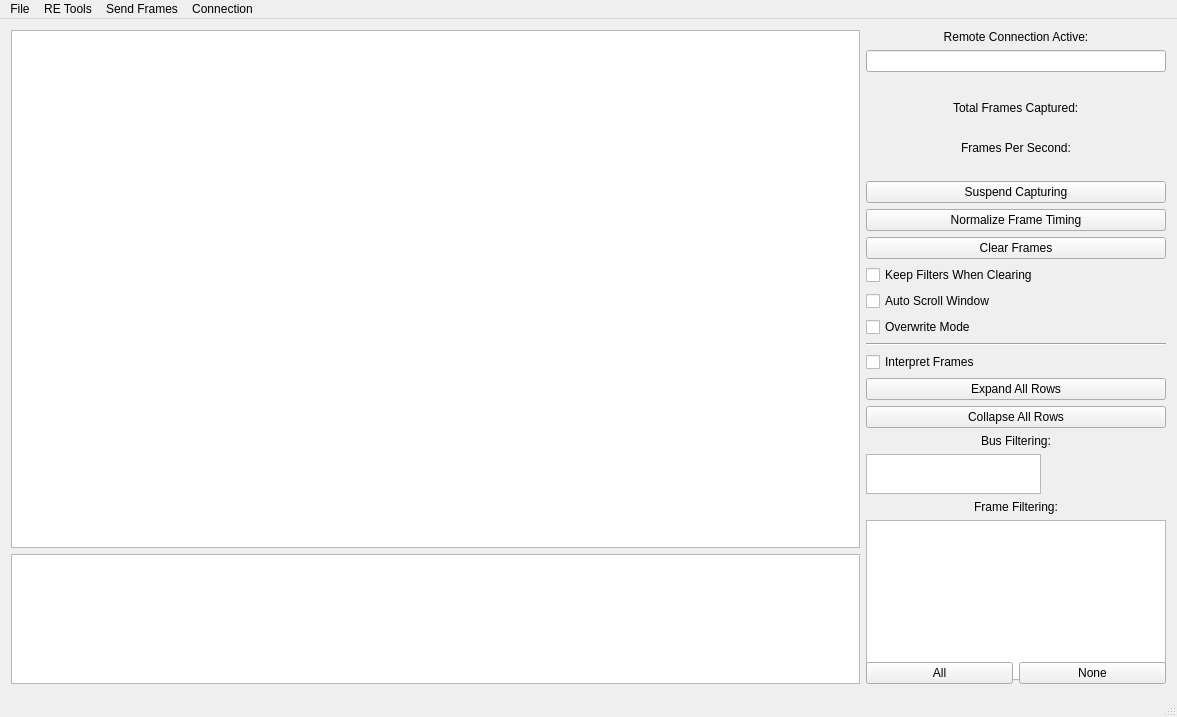
The window that ui/mainwindow.ui (collin80/SavvyCAN) describes before a commit, drawn with Qt 5.
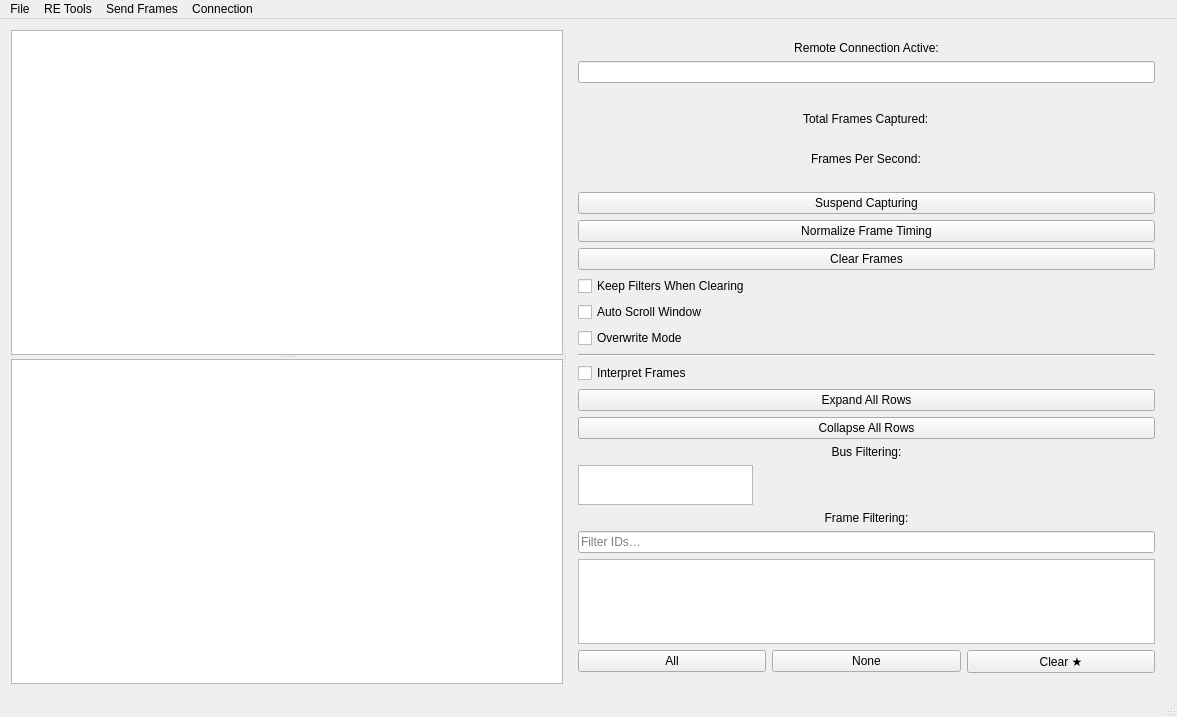
The same window after the commit.

Commit message:
Add resizable main splitters and toggle for simple send panel
- Replace fixed main layout with nested splitters in the main window UI\n- Persist and restore splitter sizes via QSettings\n- Add a settings checkbox to show or hide the simple send panel\n- Wire runtime updates so the panel visibility changes without restart

```diff
--- a/ui/mainwindow.ui
+++ b/ui/mainwindow.ui
@@ -11,7 +11,7 @@
    </rect>
   </property>
   <property name="sizePolicy">
-   <sizepolicy hsizetype="Fixed" vsizetype="Fixed">
+   <sizepolicy hsizetype="Preferred" vsizetype="Preferred">
     <horstretch>0</horstretch>
     <verstretch>0</verstretch>
    </sizepolicy>
@@ -28,10 +28,14 @@
   <widget class="QWidget" name="centralWidget">
    <layout class="QVBoxLayout" name="verticalLayout_2" stretch="0">
     <item>
-     <layout class="QHBoxLayout" name="horizontalLayout_2" stretch="3,1">
-      <item>
-       <layout class="QVBoxLayout" name="verticalLayout_3" stretch="4,1">
-        <item>
+     <widget class="QSplitter" name="splitterMain">
+      <property name="orientation">
+       <enum>Qt::Orientation::Horizontal</enum>
+      </property>
+      <widget class="QSplitter" name="splitterLeft">
+       <property name="orientation">
+        <enum>Qt::Orientation::Vertical</enum>
+       </property>
          <widget class="QTableView" name="canFramesView">
           <property name="font">
            <font>
@@ -52,13 +56,15 @@
            <bool>false</bool>
           </attribute>
          </widget>
-        </item>
-        <item>
          <widget class="QTableWidget" name="tableSimpleSender"/>
-        </item>
-       </layout>
-      </item>
-      <item>
+      </widget>
+      <widget class="QWidget" name="rightPanelWidget">
+       <property name="minimumSize">
+        <size>
+         <width>175</width>
+         <height>0</height>
+        </size>
+       </property>
        <layout class="QVBoxLayout" name="verticalLayout">
         <item>
          <widget class="QLabel" name="lblRemoteConn">
@@ -323,7 +329,14 @@
            <string>Frame Filtering:</string>
           </property>
           <property name="alignment">
-           <set>Qt::AlignCenter</set>
+           <set>Qt::AlignmentFlag::AlignCenter</set>
+          </property>
+         </widget>
+        </item>
+        <item>
+         <widget class="QLineEdit" name="leSearchFilter">
+          <property name="placeholderText">
+           <string>Filter IDs…</string>
           </property>
          </widget>
         </item>
@@ -337,14 +350,8 @@
           </property>
           <property name="minimumSize">
            <size>
-            <width>300</width>
-            <height>160</height>
-           </size>
-          </property>
-          <property name="maximumSize">
-           <size>
-            <width>1000</width>
-            <height>16777215</height>
+            <width>0</width>
+            <height>80</height>
            </size>
           </property>
           <property name="alternatingRowColors">
@@ -368,11 +375,18 @@
             </property>
            </widget>
           </item>
-         </layout>
+          <item>
+           <widget class="QPushButton" name="btnClearHighlights">
+            <property name="text">
+             <string>Clear ★</string>
+            </property>
+           </widget>
         </item>
        </layout>
       </item>
      </layout>
+      </widget>
+     </widget>
     </item>
    </layout>
   </widget>
```
Left out of the diff: 24 changed lines with no effect on the pictures. Lines whose indentation alone changed are shown as unchanged. The commit also changes 3 other files.
